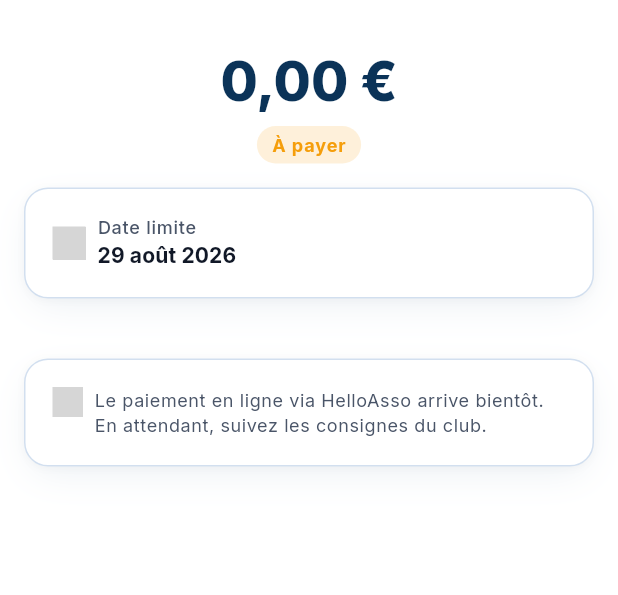
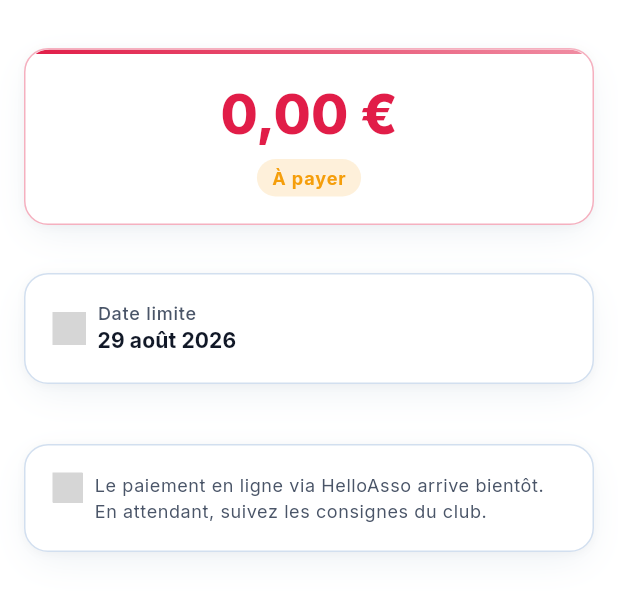
Before and after one commit to matc78/viroteam_2, a Flutter app: the _FeeContent widget shown alone on an empty page, opened directly with empty values, on a phone screen of 412 x 824 dp. Shown: the top 595 px of the screen. Run offline on Flutter 3.47's test engine with Material 3 defaults, Android fonts, the phone set to English and light mode, and no system bars; our stand-ins replace app_links, cloud_firestore, cloud_functions, firebase_analytics, firebase_auth, firebase_core and 9 more; missing offline and left inert: add_2_calendar, phosphoricons_flutter, posthog_flutter; accounts and stored records are empty; grey boxes are pictures that could not be loaded.

Commit message:
:lipstick: applique accents club sur ecrans et widgets cotisations
Co-authored-by: Cursor <cursoragent@cursor.com>

```diff
--- a/lib/features/fees/screens/my_fee_screen.dart
+++ b/lib/features/fees/screens/my_fee_screen.dart
@@ -22,11 +22,13 @@ import 'package:viro_team_v2/features/fees/providers/fee_providers.dart';
 import 'package:viro_team_v2/features/fees/utils/fee_format.dart';
 import 'package:viro_team_v2/features/fees/widgets/fee_status_chip.dart';
 import 'package:viro_team_v2/providers/service_providers.dart';
+import 'package:viro_team_v2/utils/club_color.dart';
 import 'package:viro_team_v2/utils/viro_snackbar.dart';
 import 'package:viro_team_v2/widgets/common/viro_card.dart';
 import 'package:viro_team_v2/widgets/common/viro_empty_error_state.dart';
 import 'package:viro_team_v2/widgets/common/viro_primary_button.dart';
 import 'package:viro_team_v2/widgets/common/viro_refresh_indicator.dart';
+import 'package:viro_team_v2/widgets/common/club_accent_theme.dart';
 import 'package:viro_team_v2/widgets/common/viro_scaffold.dart';
 
 class MyFeeScreen extends ConsumerStatefulWidget {
@@ -77,11 +79,16 @@ class _MyFeeScreenState extends ConsumerState<MyFeeScreen> {
         ? 'Cotisation de ${selected!.label}'
         : 'Ma cotisation';
 
+    final memberAccent = ref.watch(clubMemberAccentProvider(widget.clubId));
+
     final audienceId = _audienceId;
     if (audienceId == null) {
-      return ViroScaffold(
+      return ClubAccentTheme(
+        accentColor: memberAccent,
+        child: ViroScaffold(
         appBar: ViroAppBar(title: Text(title)),
         body: const Center(child: CircularProgressIndicator()),
+        ),
       );
     }
 
@@ -89,7 +96,9 @@ class _MyFeeScreenState extends ConsumerState<MyFeeScreen> {
       myFeeProvider((clubId: widget.clubId, memberId: audienceId)),
     );
 
-    return ViroScaffold(
+    return ClubAccentTheme(
+      accentColor: memberAccent,
+      child: ViroScaffold(
       appBar: ViroAppBar(
         title: Text(title),
       ),
@@ -180,6 +189,7 @@ class _MyFeeScreenState extends ConsumerState<MyFeeScreen> {
           ),
         ],
       ),
+      ),
     );
   }
 }
@@ -204,6 +214,7 @@ class _FeeContent extends ConsumerWidget {
     final remaining = fee.remainingCents(season);
     final deadline = season.paymentDeadlineAt;
     final club = ref.watch(clubProvider(clubId)).value;
+    final accent = ref.watch(clubMemberAccentProvider(clubId));
     final onlinePaymentEnabled = FeatureFlags.helloAssoPaymentsLive &&
         (club?.onlinePaymentEnabled ?? false);
     final canPay = display == MemberFeeDisplayStatus.aPayer ||
@@ -288,7 +299,7 @@ class _FeeContent extends ConsumerWidget {
                       if (uri == null) return;
                       await launchUrl(uri, mode: LaunchMode.externalApplication);
                     },
-                    icon: ViroIcon(ViroIcons.share, color: ViroColors.primary600),
+                    icon: ViroIcon(ViroIcons.share, color: accent),
                     label: const Text('Télécharger l\'attestation PDF'),
                   ),
                 ],
@@ -304,12 +315,17 @@ class _FeeContent extends ConsumerWidget {
             ),
           ),
         ] else ...[
+          ViroCard(
+            accentColor: accent,
+            borderColor: ClubAccentStyle(accent).border,
+            child: Column(
+              children: [
                 Center(
                   child: Text(
                     formatFeeAmountCents(amount),
                     style: theme.displaySmall?.copyWith(
                       fontWeight: FontWeight.w800,
-                color: ViroColors.primary800,
+                      color: accent,
                     ),
                   ),
                 ),
@@ -330,7 +346,9 @@ class _FeeContent extends ConsumerWidget {
                           'Reste : ${formatFeeAmountCents(remaining)}',
                       ].join(' · '),
                       textAlign: TextAlign.center,
-                style: theme.bodyMedium?.copyWith(color: ViroColors.gray600),
+                      style: theme.bodyMedium?.copyWith(
+                        color: ViroColors.gray600,
+                      ),
                     ),
                   ),
                 ],
@@ -345,6 +363,9 @@ class _FeeContent extends ConsumerWidget {
                     ),
                   ),
                 ],
+              ],
+            ),
+          ),
           if (fee.aids.isNotEmpty) ...[
             const SizedBox(height: ViroSpacing.md),
             ...fee.aids.map(
@@ -383,7 +404,7 @@ class _FeeContent extends ConsumerWidget {
             ViroCard(
               child: Row(
                 children: [
-                  ViroIcon(ViroIcons.calendar, color: ViroColors.primary600),
+                  ViroIcon(ViroIcons.calendar, color: accent),
                   const SizedBox(width: ViroSpacing.sm),
                   Expanded(
                     child: Column(
@@ -467,7 +488,7 @@ class _FeeContent extends ConsumerWidget {
                     ),
                   ),
                   IconButton(
-                    icon: ViroIcon(ViroIcons.copy, color: ViroColors.primary600),
+                    icon: ViroIcon(ViroIcons.copy, color: accent),
                     onPressed: () {
                       Clipboard.setData(ClipboardData(text: season.iban!));
                       ViroSnackBar.show(context, 'IBAN copié');
@@ -504,7 +525,7 @@ class _FeeContent extends ConsumerWidget {
           child: Row(
             crossAxisAlignment: CrossAxisAlignment.start,
             children: [
-              ViroIcon(ViroIcons.bell, color: ViroColors.primary600, size: 20),
+              ViroIcon(ViroIcons.bell, color: accent, size: 20),
               const SizedBox(width: ViroSpacing.sm),
               Expanded(
                 child: Text(
--- a/lib/features/fees/widgets/fee_reminder_banner.dart
+++ b/lib/features/fees/widgets/fee_reminder_banner.dart
@@ -158,7 +158,7 @@ class _FeeReminderCardState extends State<_FeeReminderCard>
                             'Cotisation ${item.season.seasonLabel}',
                             style: theme.titleSmall?.copyWith(
                               fontWeight: FontWeight.w700,
-                              color: ViroColors.primary800,
+                              color: accent,
                             ),
                             overflow: TextOverflow.ellipsis,
                           ),
@@ -174,9 +174,7 @@ class _FeeReminderCardState extends State<_FeeReminderCard>
                           amount,
                           style: theme.bodyLarge?.copyWith(
                             fontWeight: FontWeight.w700,
-                            color: isOverdue
-                                ? ViroColors.error
-                                : ViroColors.primary800,
+                            color: isOverdue ? ViroColors.error : accent,
                           ),
                         ),
                         const SizedBox(width: ViroSpacing.xs),
```
Also changed, not shown: lib/features/fees/screens/admin_fees_screen.dart (+9 -1 lines), lib/features/fees/screens/payment_soon_screen.dart (+18 -6 lines), lib/features/fees/widgets/fee_members_tracking_tab.dart (+7 -4 lines). Lines whose indentation alone changed are shown as unchanged.
